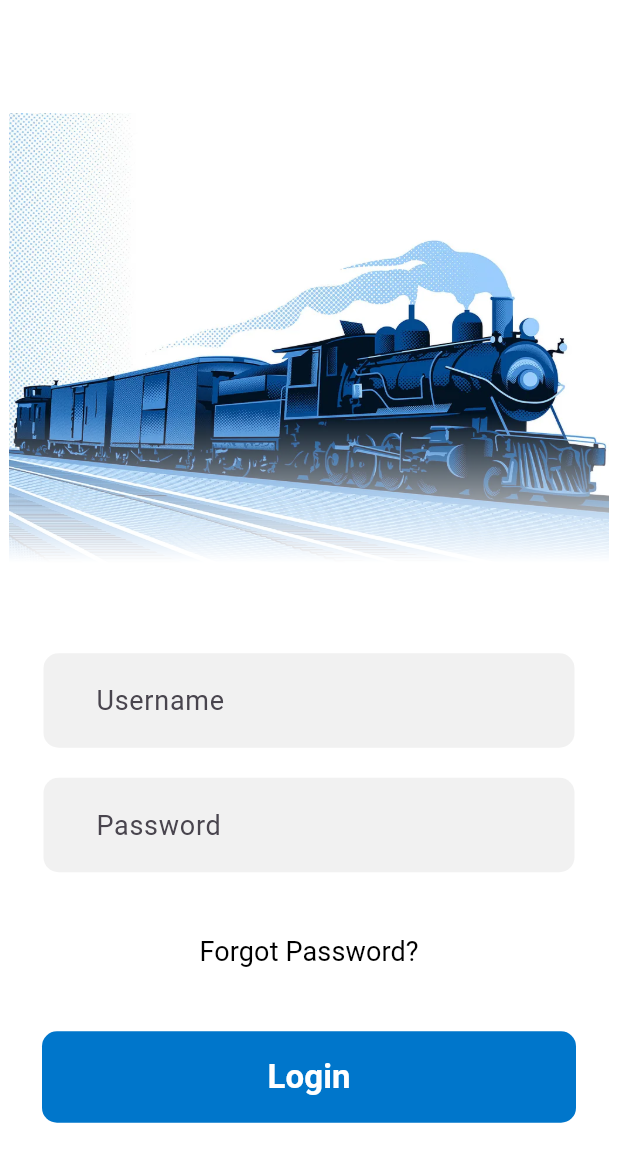
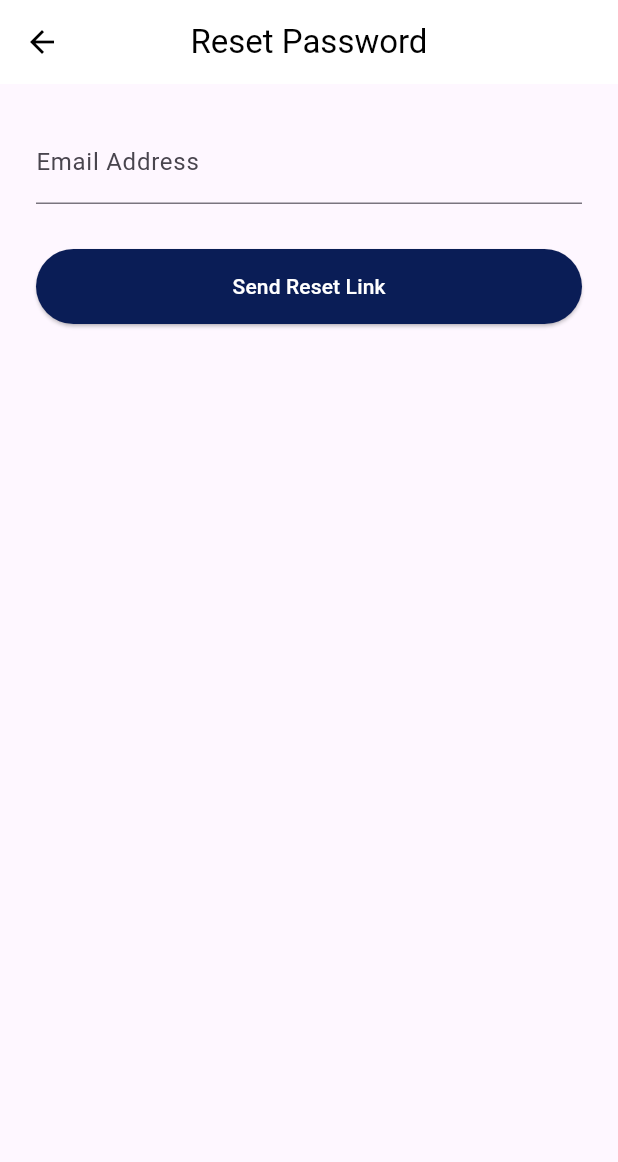
Before and after one commit to TheBombh2/Railway-Reservation-Managment-System, a Flutter app: the screen it shows after launch, after a tap on "Forgot Password?", on a phone screen of 412 x 824 dp. Shown: the top 1162 px of the screen. Run offline on Flutter 3.47's test engine with Material 3 defaults, Android fonts, the phone set to English and light mode, and no system bars; our stand-ins replace flutter_dash, flutter_svg, go_router.

Commit message:
register and reset password screens

```diff
--- a/customer_frontend/lib/routing/router.dart
+++ b/customer_frontend/lib/routing/router.dart
@@ -1,4 +1,6 @@
 import 'package:customer_frontend/ui/auth/widgets/login_screen.dart';
+import 'package:customer_frontend/ui/auth/widgets/register_screen.dart';
+import 'package:customer_frontend/ui/auth/widgets/reset_password_screen.dart';
 import 'package:customer_frontend/ui/home/widgets/home_screen.dart';
 import 'package:customer_frontend/ui/profile/widgets/profile_screen.dart';
 import 'package:customer_frontend/ui/reservation/stations/widgets/station_selection_screen.dart';
@@ -11,7 +13,10 @@ import 'package:go_router/go_router.dart';
 final router = GoRouter(
   initialLocation: '/',
   routes: [
-    GoRoute(path: '/', builder: (ctx, state) => LoginScreen()),
+    GoRoute(path: '/', builder: (ctx, state) => LoginScreen(), routes: [
+      GoRoute(path: '/register',builder: (context, state) => RegisterScreen(),),
+      GoRoute(path: '/reset_password',builder: (context, state) => ResetPasswordScreen(),)
+    ]),
     GoRoute(
       path: '/home',
       pageBuilder: (ctx, state) {
--- a/customer_frontend/lib/ui/auth/widgets/login_screen.dart
+++ b/customer_frontend/lib/ui/auth/widgets/login_screen.dart
@@ -53,7 +53,9 @@ class LoginScreen extends StatelessWidget {
                   height: 29,
                 ),
                 TextButton(
-                  onPressed: () {},
+                  onPressed: () {
+                    context.go('/reset_password');
+                  },
                   child: Text(
                     'Forgot Password?',
                     style: TextStyle(
@@ -91,6 +93,20 @@ class LoginScreen extends StatelessWidget {
                     ),
                   ),
                 ),
+                 TextButton(
+                  onPressed: () {
+                    context.go('/register');
+                  },
+                  child: Text(
+                    'Sign up!',
+                    style: TextStyle(
+                      color: Color(0xFF0076CB),
+                      fontSize: 18,
+                      fontWeight: FontWeight.normal,
+                      decoration: TextDecoration.underline
+                    ),
+                  ),
+                ),
               ],
             ),
           ),
--- /dev/null
+++ b/customer_frontend/lib/ui/auth/widgets/reset_password_screen.dart
@@ -0,0 +1,36 @@
+import 'package:flutter/material.dart';
+
+class ResetPasswordScreen extends StatelessWidget {
+  const ResetPasswordScreen({super.key});
+
+
+  @override
+  Widget build(BuildContext context) {
+    return Scaffold(
+      appBar: AppBar(
+        title: Text('Reset Password', style: TextStyle(color: Colors.black)),
+        backgroundColor: Colors.white,
+        elevation: 0,
+        centerTitle: true,
+        leading: BackButton(color: Colors.black),
+      ),
+      body: Padding(
+        padding: EdgeInsets.all(24),
+        child: Column(
+          children: [
+            TextField(decoration: InputDecoration(labelText: 'Email Address')),
+            SizedBox(height: 30),
+            ElevatedButton(
+              style: ElevatedButton.styleFrom(
+                backgroundColor: Color(0xFF0A1D56),
+                minimumSize: Size(double.infinity, 50),
+              ),
+              onPressed: () {},
+              child: Text('Send Reset Link',style: TextStyle(color: Colors.white),),
+            ),
+          ],
+        ),
+      ),
+    );
+  }
+}
```
Also changed, not shown: customer_frontend/lib/ui/auth/widgets/register_screen.dart (added, +98 -0 lines).
